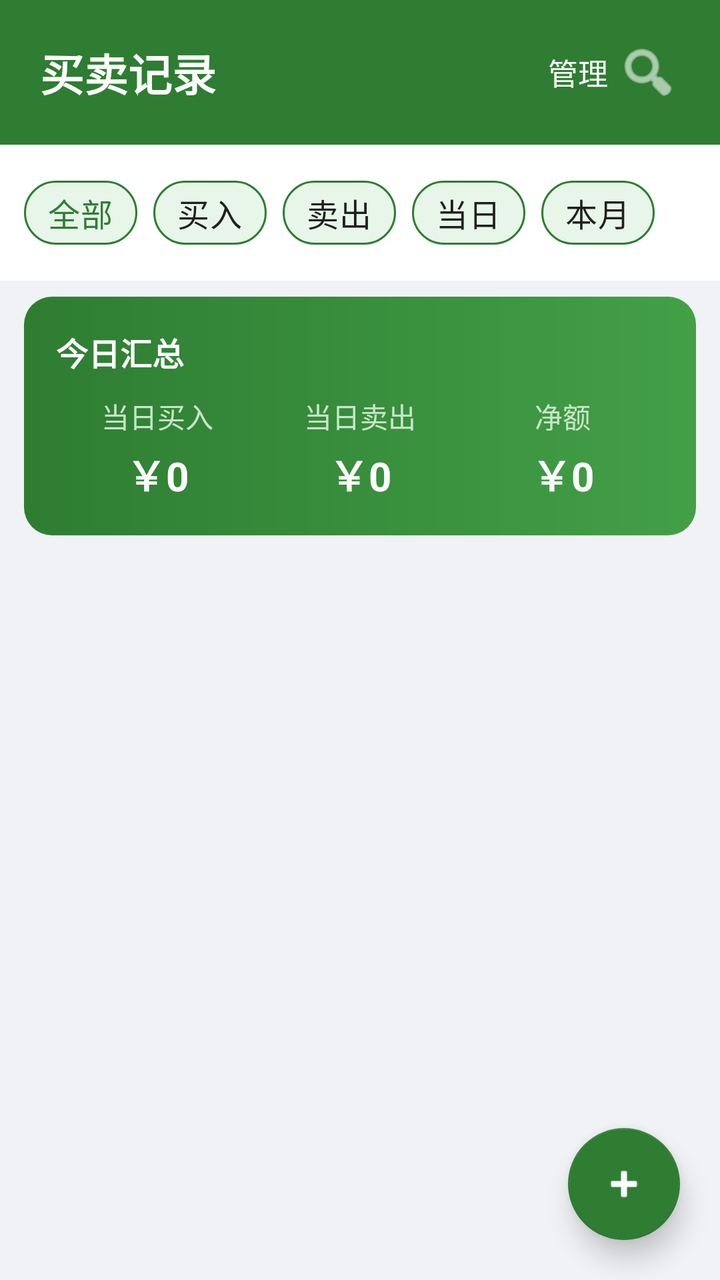
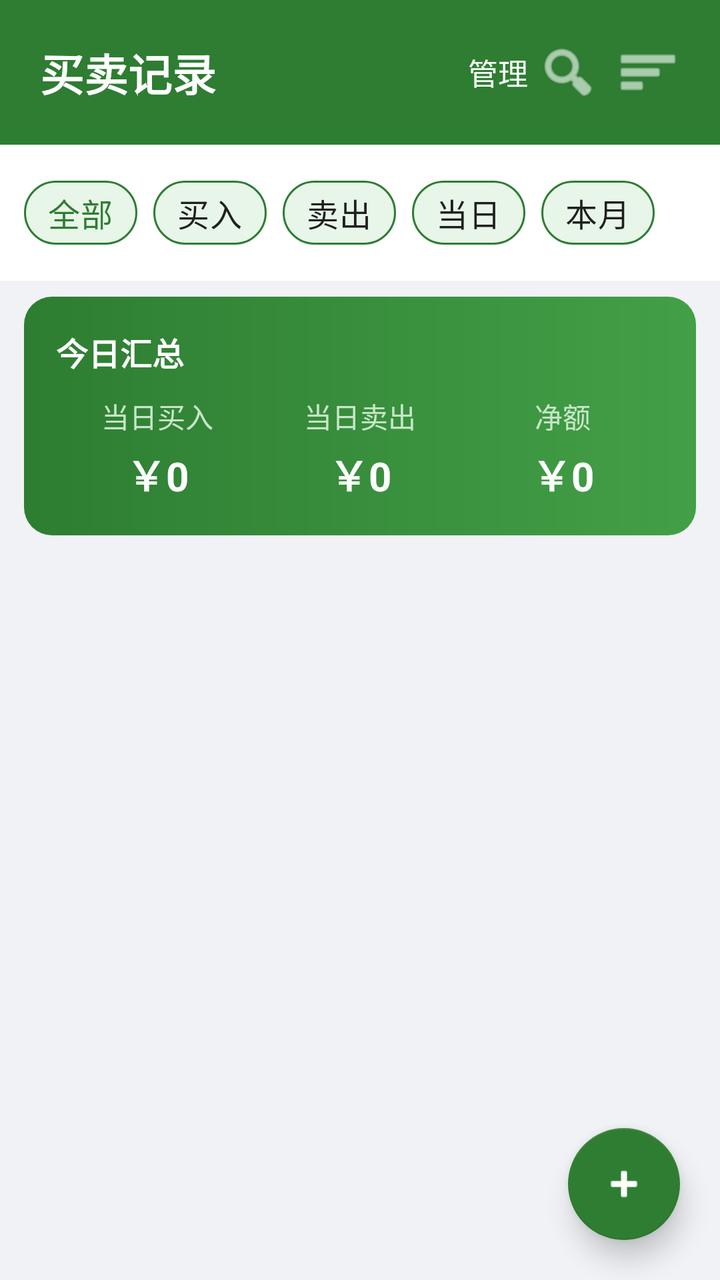

The first picture is an Android layout as it rendered before a commit; the second is the same layout after the commit. The layout source and the unified diff follow.
<!-- AndroidManifest.xml: application theme Theme.FarmTrade -->
<!-- res/layout/fragment_record_list.xml -->
<?xml version="1.0" encoding="utf-8"?>
<androidx.coordinatorlayout.widget.CoordinatorLayout
    xmlns:android="http://schemas.android.com/apk/res/android"
    xmlns:app="http://schemas.android.com/apk/res-auto"
    xmlns:tools="http://schemas.android.com/tools"
    android:layout_width="match_parent"
    android:layout_height="match_parent"
    android:background="#f0f2f5">

    <LinearLayout
        android:layout_width="match_parent"
        android:layout_height="match_parent"
        android:orientation="vertical">

        
        <LinearLayout
            android:layout_width="match_parent"
            android:layout_height="wrap_content"
            android:orientation="horizontal"
            android:gravity="center_vertical"
            android:background="#2e7d32"
            android:paddingTop="20dp"
            android:paddingBottom="20dp"
            android:paddingStart="20dp"
            android:paddingEnd="20dp">

            <TextView
                android:layout_width="0dp"
                android:layout_height="wrap_content"
                android:layout_weight="1"
                android:text="买卖记录"
                android:textColor="#ffffff"
                android:textSize="22sp"
                android:textStyle="bold" />

            <TextView
                android:id="@+id/tvSelectedCount"
                android:layout_width="wrap_content"
                android:layout_height="wrap_content"
                android:textColor="#ffffff"
                android:textSize="14sp"
                android:layout_marginEnd="12dp"
                android:visibility="gone" />

            <TextView
                android:id="@+id/btnSelectAll"
                android:layout_width="wrap_content"
                android:layout_height="wrap_content"
                android:text="全选"
                android:textColor="#ffffff"
                android:textSize="15sp"
                android:layout_marginEnd="12dp"
                android:visibility="gone"
                android:clickable="true"
                android:focusable="true"
                android:foreground="?android:attr/selectableItemBackground" />

            <TextView
                android:id="@+id/btnBatchDelete"
                android:layout_width="wrap_content"
                android:layout_height="wrap_content"
                android:text="批量删除"
                android:textColor="#ffcdd2"
                android:textSize="15sp"
                android:layout_marginEnd="12dp"
                android:visibility="gone"
                android:clickable="true"
                android:focusable="true"
                android:foreground="?android:attr/selectableItemBackground" />

            <TextView
                android:id="@+id/btnBatchManage"
                android:layout_width="wrap_content"
                android:layout_height="wrap_content"
                android:text="管理"
                android:textColor="#ffffff"
                android:textSize="15sp"
                android:layout_marginEnd="4dp"
                android:clickable="true"
                android:focusable="true"
                android:foreground="?android:attr/selectableItemBackground" />

            <ImageView
                android:id="@+id/ivSearch"
                android:layout_width="32dp"
                android:layout_height="32dp"
                android:src="@android:drawable/ic_menu_search"
                android:contentDescription="搜索"
                android:clickable="true"
                android:focusable="true"
                android:foreground="?android:attr/selectableItemBackground"
                app:tint="#ffffff" />
    </LinearLayout>

        
        <HorizontalScrollView
            android:layout_width="match_parent"
            android:layout_height="wrap_content"
            android:scrollbars="none"
            android:background="#ffffff"
            android:paddingTop="10dp"
            android:paddingBottom="10dp">

            <com.google.android.material.chip.ChipGroup
                android:id="@+id/chipGroupFilter"
                android:layout_width="wrap_content"
                android:layout_height="wrap_content"
                app:singleSelection="true"
                app:selectionRequired="true"
                android:paddingStart="12dp"
                android:paddingEnd="12dp">

                <com.google.android.material.chip.Chip
                    android:id="@+id/chipAll"
                    style="@style/Widget.MaterialComponents.Chip.Choice"
                    android:layout_width="wrap_content"
                    android:layout_height="wrap_content"
                    android:text="全部"
                    android:textSize="16sp"
                    android:checked="true"
                    app:chipBackgroundColor="#e8f5e9"
                    app:chipStrokeColor="#2e7d32"
                    app:chipStrokeWidth="1dp"
                    app:chipCornerRadius="20dp" />

                <com.google.android.material.chip.Chip
                    android:id="@+id/chipBuy"
                    style="@style/Widget.MaterialComponents.Chip.Choice"
                    android:layout_width="wrap_content"
                    android:layout_height="wrap_content"
                    android:text="买入"
                    android:textSize="16sp"
                    app:chipBackgroundColor="#e8f5e9"
                    app:chipStrokeColor="#2e7d32"
                    app:chipStrokeWidth="1dp"
                    app:chipCornerRadius="20dp" />

                <com.google.android.material.chip.Chip
                    android:id="@+id/chipSell"
                    style="@style/Widget.MaterialComponents.Chip.Choice"
                    android:layout_width="wrap_content"
                    android:layout_height="wrap_content"
                    android:text="卖出"
                    android:textSize="16sp"
                    app:chipBackgroundColor="#e8f5e9"
                    app:chipStrokeColor="#2e7d32"
                    app:chipStrokeWidth="1dp"
                    app:chipCornerRadius="20dp" />

                <com.google.android.material.chip.Chip
                    android:id="@+id/chipToday"
                    style="@style/Widget.MaterialComponents.Chip.Choice"
                    android:layout_width="wrap_content"
                    android:layout_height="wrap_content"
                    android:text="当日"
                    android:textSize="16sp"
                    app:chipBackgroundColor="#e8f5e9"
                    app:chipStrokeColor="#2e7d32"
                    app:chipStrokeWidth="1dp"
                    app:chipCornerRadius="20dp" />

                <com.google.android.material.chip.Chip
                    android:id="@+id/chipMonth"
                    style="@style/Widget.MaterialComponents.Chip.Choice"
                    android:layout_width="wrap_content"
                    android:layout_height="wrap_content"
                    android:text="本月"
                    android:textSize="16sp"
                    app:chipBackgroundColor="#e8f5e9"
                    app:chipStrokeColor="#2e7d32"
                    app:chipStrokeWidth="1dp"
                    app:chipCornerRadius="20dp" />
            </com.google.android.material.chip.ChipGroup>
        </HorizontalScrollView>

        
        <LinearLayout
            android:layout_width="match_parent"
            android:layout_height="wrap_content"
            android:orientation="vertical"
            android:background="@drawable/bg_summary_gradient"
            android:layout_marginStart="12dp"
            android:layout_marginEnd="12dp"
            android:layout_marginTop="8dp"
            android:padding="16dp">

            <TextView
                android:layout_width="wrap_content"
                android:layout_height="wrap_content"
                android:text="今日汇总"
                android:textColor="#ffffff"
                android:textSize="16sp"
                android:textStyle="bold"
                android:layout_marginBottom="10dp" />

            <LinearLayout
                android:layout_width="match_parent"
                android:layout_height="wrap_content"
                android:orientation="horizontal"
                android:weightSum="3">

                <LinearLayout
                    android:layout_width="0dp"
                    android:layout_height="wrap_content"
                    android:layout_weight="1"
                    android:orientation="vertical"
                    android:gravity="center">

                    <TextView
                        android:layout_width="wrap_content"
                        android:layout_height="wrap_content"
                        android:text="当日买入"
                        android:textColor="#c8e6c9"
                        android:textSize="14sp" />

                    <TextView
                        android:id="@+id/tvTodayBuy"
                        android:layout_width="wrap_content"
                        android:layout_height="wrap_content"
                        android:text="￥0"
                        android:textColor="#ffffff"
                        android:textSize="20sp"
                        android:textStyle="bold"
                        android:layout_marginTop="4dp" />
                </LinearLayout>

                <LinearLayout
                    android:layout_width="0dp"
                    android:layout_height="wrap_content"
                    android:layout_weight="1"
                    android:orientation="vertical"
                    android:gravity="center">

                    <TextView
                        android:layout_width="wrap_content"
                        android:layout_height="wrap_content"
                        android:text="当日卖出"
                        android:textColor="#c8e6c9"
                        android:textSize="14sp" />

                    <TextView
                        android:id="@+id/tvTodaySell"
                        android:layout_width="wrap_content"
                        android:layout_height="wrap_content"
                        android:text="￥0"
                        android:textColor="#ffffff"
                        android:textSize="20sp"
                        android:textStyle="bold"
                        android:layout_marginTop="4dp" />
                </LinearLayout>

                <LinearLayout
                    android:layout_width="0dp"
                    android:layout_height="wrap_content"
                    android:layout_weight="1"
                    android:orientation="vertical"
                    android:gravity="center">

                    <TextView
                        android:layout_width="wrap_content"
                        android:layout_height="wrap_content"
                        android:text="净额"
                        android:textColor="#c8e6c9"
                        android:textSize="14sp" />

                    <TextView
                        android:id="@+id/tvTodayNet"
                        android:layout_width="wrap_content"
                        android:layout_height="wrap_content"
                        android:text="￥0"
                        android:textColor="#ffffff"
                        android:textSize="20sp"
                        android:textStyle="bold"
                        android:layout_marginTop="4dp" />
                </LinearLayout>
            </LinearLayout>
        </LinearLayout>

        
        <androidx.recyclerview.widget.RecyclerView
            android:id="@+id/rvRecordList"
            android:layout_width="match_parent"
            android:layout_height="0dp"
            android:layout_weight="1"
            android:clipToPadding="false"
            android:paddingTop="8dp"
            android:paddingBottom="20dp"
            android:scrollbars="vertical"
            tools:listitem="@layout/item_record" />
    </LinearLayout>

    
    <com.google.android.material.floatingactionbutton.FloatingActionButton
        android:id="@+id/fabAdd"
        android:layout_width="wrap_content"
        android:layout_height="wrap_content"
        android:layout_gravity="bottom|end"
        android:layout_marginEnd="20dp"
        android:layout_marginBottom="20dp"
        android:src="@android:drawable/ic_input_add"
        android:contentDescription="添加记录"
        app:backgroundTint="#2e7d32"
        app:tint="#ffffff"
        app:elevation="8dp"
        app:fabSize="normal" />

</androidx.coordinatorlayout.widget.CoordinatorLayout>
<!-- res/layout/item_record.xml (included above) -->
<?xml version="1.0" encoding="utf-8"?>
<com.google.android.material.card.MaterialCardView
    xmlns:android="http://schemas.android.com/apk/res/android"
    xmlns:app="http://schemas.android.com/apk/res-auto"
    android:layout_width="match_parent"
    android:layout_height="wrap_content"
    app:cardCornerRadius="12dp"
    app:cardElevation="2dp"
    app:cardUseCompatPadding="true"
    app:strokeColor="#e8e8e8"
    app:strokeWidth="1dp"
    android:layout_marginStart="12dp"
    android:layout_marginEnd="12dp"
    android:layout_marginTop="6dp"
    android:layout_marginBottom="6dp">

    <LinearLayout
        android:layout_width="match_parent"
        android:layout_height="wrap_content"
        android:orientation="vertical"
        android:padding="16dp">

        
        <LinearLayout
            android:layout_width="match_parent"
            android:layout_height="wrap_content"
            android:orientation="horizontal"
            android:gravity="center_vertical">

            <CheckBox
                android:id="@+id/cbSelect"
                android:layout_width="wrap_content"
                android:layout_height="wrap_content"
                android:visibility="gone"
                android:contentDescription="选择此记录" />

            <TextView
                android:id="@+id/tvTag"
                android:layout_width="wrap_content"
                android:layout_height="wrap_content"
                android:text="买入"
                android:textColor="#ffffff"
                android:textSize="14sp"
                android:textStyle="bold"
                android:background="#2e7d32"
                android:paddingStart="12dp"
                android:paddingEnd="12dp"
                android:paddingTop="4dp"
                android:paddingBottom="4dp" />

            <TextView
                android:id="@+id/tvDateTime"
                android:layout_width="0dp"
                android:layout_height="wrap_content"
                android:layout_weight="1"
                android:text="2026-09-01 10:30"
                android:textColor="#888888"
                android:textSize="14sp"
                android:layout_marginStart="10dp" />

            <TextView
                android:id="@+id/tvSourceBadge"
                android:layout_width="wrap_content"
                android:layout_height="wrap_content"
                android:text="📷拍照"
                android:textColor="#1565c0"
                android:textSize="13sp"
                android:background="#e3f2fd"
                android:paddingStart="8dp"
                android:paddingEnd="8dp"
                android:paddingTop="3dp"
                android:paddingBottom="3dp"
                android:visibility="gone" />
        </LinearLayout>

        
        <TextView
            android:id="@+id/tvTypeName"
            android:layout_width="wrap_content"
            android:layout_height="wrap_content"
            android:text="大白菜"
            android:textColor="#333333"
            android:textSize="20sp"
            android:textStyle="bold"
            android:layout_marginTop="10dp" />

        
        <LinearLayout
            android:id="@+id/layoutWeight"
            android:layout_width="match_parent"
            android:layout_height="wrap_content"
            android:orientation="horizontal"
            android:layout_marginTop="8dp">

            <TextView
                android:id="@+id/tvGrossWeight"
                android:layout_width="wrap_content"
                android:layout_height="wrap_content"
                android:text="总重: 500"
                android:textColor="#555555"
                android:textSize="16sp" />

            <TextView
                android:layout_width="wrap_content"
                android:layout_height="wrap_content"
                android:text=" | "
                android:textColor="#bbbbbb"
                android:textSize="16sp" />

            <TextView
                android:id="@+id/tvTareWeight"
                android:layout_width="wrap_content"
                android:layout_height="wrap_content"
                android:text="车重: 50"
                android:textColor="#555555"
                android:textSize="16sp" />

            <TextView
                android:layout_width="wrap_content"
                android:layout_height="wrap_content"
                android:text=" | "
                android:textColor="#bbbbbb"
                android:textSize="16sp" />

            <TextView
                android:id="@+id/tvNetWeight"
                android:layout_width="wrap_content"
                android:layout_height="wrap_content"
                android:text="净重: 450"
                android:textColor="#2e7d32"
                android:textSize="16sp"
                android:textStyle="bold" />
        </LinearLayout>

        
        <LinearLayout
            android:id="@+id/layoutQuantity"
            android:layout_width="match_parent"
            android:layout_height="wrap_content"
            android:orientation="horizontal"
            android:layout_marginTop="8dp"
            android:visibility="gone">

            <TextView
                android:layout_width="wrap_content"
                android:layout_height="wrap_content"
                android:text="数量: "
                android:textColor="#555555"
                android:textSize="16sp" />

            <TextView
                android:id="@+id/tvQuantity"
                android:layout_width="wrap_content"
                android:layout_height="wrap_content"
                android:text="100"
                android:textColor="#2e7d32"
                android:textSize="16sp"
                android:textStyle="bold" />

            <TextView
                android:id="@+id/tvUnitName"
                android:layout_width="wrap_content"
                android:layout_height="wrap_content"
                android:text=" 袋"
                android:textColor="#555555"
                android:textSize="16sp" />
        </LinearLayout>

        
        <LinearLayout
            android:layout_width="match_parent"
            android:layout_height="wrap_content"
            android:orientation="horizontal"
            android:gravity="center_vertical"
            android:layout_marginTop="8dp">

            <TextView
                android:id="@+id/tvUnitPrice"
                android:layout_width="wrap_content"
                android:layout_height="wrap_content"
                android:text="单价: ￥1.20/斤"
                android:textColor="#888888"
                android:textSize="15sp" />

            <View
                android:layout_width="0dp"
                android:layout_height="0dp"
                android:layout_weight="1" />

            
            <TextView
                android:id="@+id/tvTotalAmount"
                android:layout_width="wrap_content"
                android:layout_height="wrap_content"
                android:text="￥540.00"
                android:textColor="#2e7d32"
                android:textSize="22sp"
                android:textStyle="bold" />
        </LinearLayout>

    </LinearLayout>
</com.google.android.material.card.MaterialCardView>
<!-- resources referenced by this layout -->
<resources>
  <!-- drawable bg_summary_gradient (drawable) -->
  <?xml version="1.0" encoding="utf-8"?>
  <shape xmlns:android="http://schemas.android.com/apk/res/android"
      android:shape="rectangle">
      <gradient
          android:startColor="#2e7d32"
          android:centerColor="#388e3c"
          android:endColor="#43a047"
          android:angle="0" />
      <corners android:radius="14dp" />
  </shape>
  <style name="Theme.FarmTrade" parent="Theme.MaterialComponents.Light.NoActionBar">
          <item name="colorPrimary">@color/green_primary</item>
          <item name="colorPrimaryVariant">@color/green_dark</item>
          <item name="colorOnPrimary">@color/white</item>
          <item name="colorSecondary">@color/orange_primary</item>
          <item name="colorOnSecondary">@color/white</item>
          <item name="android:statusBarColor">@color/green_primary</item>
          <item name="android:windowLightStatusBar">false</item>
      </style>
  <color name="green_primary">#2e7d32</color>
  <color name="green_dark">#1b5e20</color>
  <color name="white">#ffffff</color>
  <color name="orange_primary">#e65100</color>
</resources>

<!-- the commit's change to res/layout/fragment_record_list.xml (unified diff, before → after) -->
@@ -86,6 +86,18 @@
                 android:layout_height="32dp"
                 android:src="@android:drawable/ic_menu_search"
                 android:contentDescription="搜索"
+                android:clickable="true"
+                android:focusable="true"
+                android:foreground="?android:attr/selectableItemBackground"
+                app:tint="#ffffff" />
+
+            <ImageView
+                android:id="@+id/ivSort"
+                android:layout_width="32dp"
+                android:layout_height="32dp"
+                android:layout_marginStart="8dp"
+                android:src="@android:drawable/ic_menu_sort_by_size"
+                android:contentDescription="排序"
                 android:clickable="true"
                 android:focusable="true"
                 android:foreground="?android:attr/selectableItemBackground"
